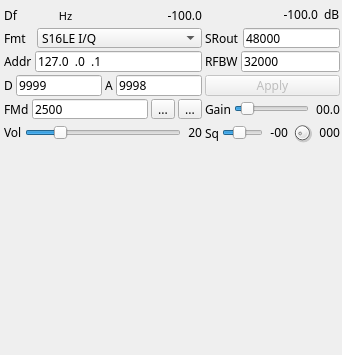
Old version of the form plugins/channelrx/udpsrc/udpsrcgui.ui in the repository f4exb/sdrangel.
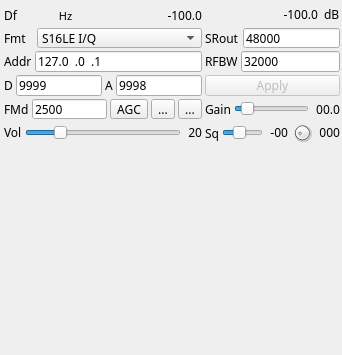
New version of the form. Icons and pictures are not drawn. Custom widgets are drawn as their Qt base class.

Diff of the .ui file:
```diff
--- a/plugins/channelrx/udpsrc/udpsrcgui.ui
+++ b/plugins/channelrx/udpsrc/udpsrcgui.ui
@@ -333,6 +333,19 @@
         </property>
        </widget>
       </item>
+      <item>
+       <widget class="ButtonSwitch" name="agc">
+        <property name="toolTip">
+         <string>Toggle AGC (only for AM and SSB)</string>
+        </property>
+        <property name="text">
+         <string>AGC</string>
+        </property>
+        <property name="checkable">
+         <bool>true</bool>
+        </property>
+       </widget>
+      </item>
       <item>
        <widget class="QToolButton" name="audioActive">
         <property name="toolTip">
@@ -782,6 +795,11 @@
    <header>gui/valuedialz.h</header>
    <container>1</container>
   </customwidget>
+  <customwidget>
+   <class>ButtonSwitch</class>
+   <extends>QToolButton</extends>
+   <header>gui/buttonswitch.h</header>
+  </customwidget>
  </customwidgets>
  <resources>
   <include location="../../../sdrbase/resources/res.qrc"/>
```
Left out of the diff: 5 changed lines with no effect on the pictures.
